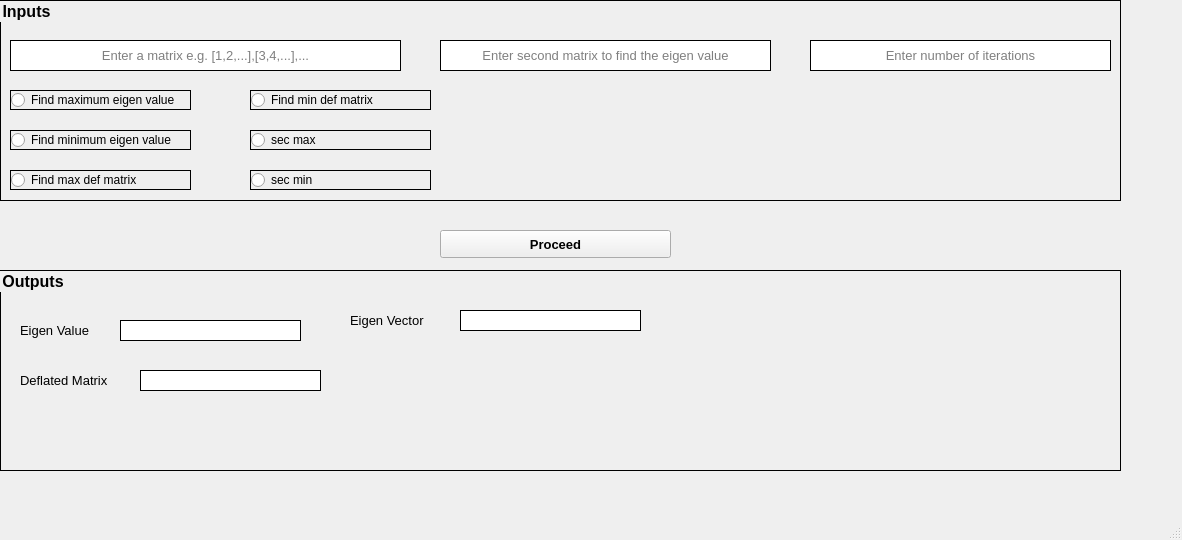
Qt form eigenvalue.ui (yousefsawy/NumericalAnalysis) before a commit.
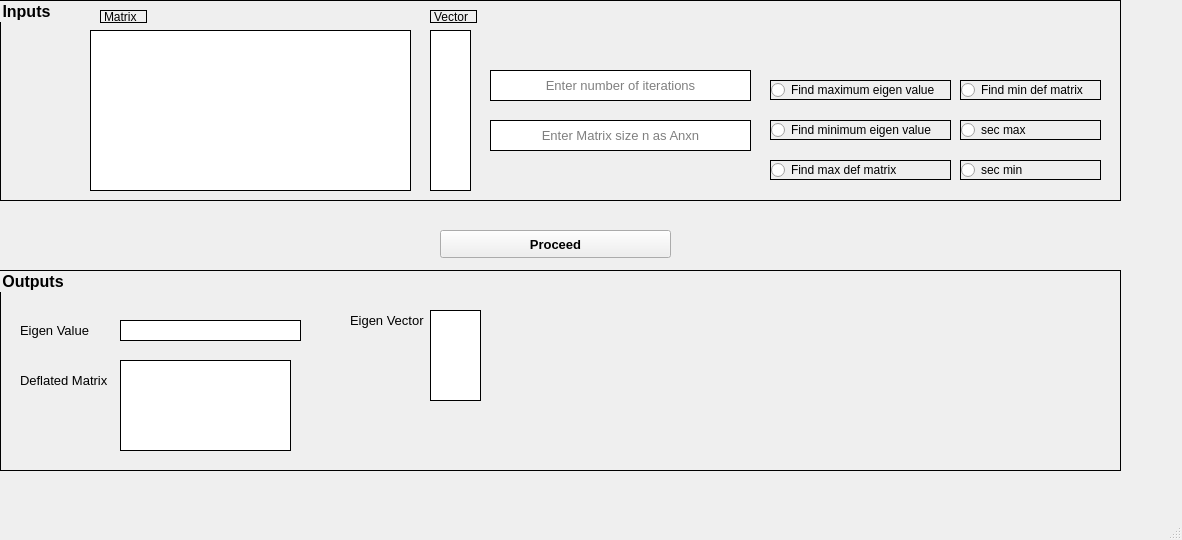
The same form after that commit.

Patch:
```diff
--- a/eigenvalue.ui
+++ b/eigenvalue.ui
@@ -38,33 +38,12 @@
     <property name="title">
      <string>Inputs</string>
     </property>
-    <widget class="QLineEdit" name="lineEdit">
-     <property name="geometry">
-      <rect>
-       <x>10</x>
-       <y>40</y>
-       <width>391</width>
-       <height>31</height>
-      </rect>
-     </property>
-     <property name="font">
-      <font>
-       <pointsize>10</pointsize>
-      </font>
-     </property>
-     <property name="alignment">
-      <set>Qt::AlignCenter</set>
-     </property>
-     <property name="placeholderText">
-      <string>Enter a matrix e.g. [1,2,...],[3,4,...],...</string>
-     </property>
-    </widget>
     <widget class="QLineEdit" name="lineEdit_2">
      <property name="geometry">
       <rect>
-       <x>440</x>
-       <y>40</y>
-       <width>331</width>
+       <x>490</x>
+       <y>120</y>
+       <width>261</width>
        <height>31</height>
       </rect>
      </property>
@@ -73,19 +52,22 @@
        <pointsize>10</pointsize>
       </font>
      </property>
+     <property name="text">
+      <string/>
+     </property>
      <property name="alignment">
       <set>Qt::AlignCenter</set>
      </property>
      <property name="placeholderText">
-      <string>Enter second matrix to find the eigen value</string>
+      <string>Enter Matrix size n as Anxn</string>
      </property>
     </widget>
     <widget class="QLineEdit" name="lineEdit_3">
      <property name="geometry">
       <rect>
-       <x>810</x>
-       <y>40</y>
-       <width>301</width>
+       <x>490</x>
+       <y>70</y>
+       <width>261</width>
        <height>31</height>
       </rect>
      </property>
@@ -104,8 +86,8 @@
     <widget class="QRadioButton" name="radioButton">
      <property name="geometry">
       <rect>
-       <x>10</x>
-       <y>90</y>
+       <x>770</x>
+       <y>80</y>
        <width>181</width>
        <height>20</height>
       </rect>
@@ -117,8 +99,8 @@
     <widget class="QRadioButton" name="radioButton_2">
      <property name="geometry">
       <rect>
-       <x>10</x>
-       <y>130</y>
+       <x>770</x>
+       <y>120</y>
        <width>181</width>
        <height>20</height>
       </rect>
@@ -130,8 +112,8 @@
     <widget class="QRadioButton" name="radioButton_3">
      <property name="geometry">
       <rect>
-       <x>10</x>
-       <y>170</y>
+       <x>770</x>
+       <y>160</y>
        <width>181</width>
        <height>20</height>
       </rect>
@@ -143,9 +125,9 @@
     <widget class="QRadioButton" name="radioButton_4">
      <property name="geometry">
       <rect>
-       <x>250</x>
-       <y>90</y>
-       <width>181</width>
+       <x>960</x>
+       <y>80</y>
+       <width>141</width>
        <height>20</height>
       </rect>
      </property>
@@ -156,9 +138,9 @@
     <widget class="QRadioButton" name="radioButton_5">
      <property name="geometry">
       <rect>
-       <x>250</x>
-       <y>130</y>
-       <width>181</width>
+       <x>960</x>
+       <y>120</y>
+       <width>141</width>
        <height>20</height>
       </rect>
      </property>
@@ -169,9 +151,9 @@
     <widget class="QRadioButton" name="radioButton_6">
      <property name="geometry">
       <rect>
-       <x>250</x>
-       <y>170</y>
-       <width>181</width>
+       <x>960</x>
+       <y>160</y>
+       <width>141</width>
        <height>20</height>
       </rect>
      </property>
@@ -179,6 +161,52 @@
       <string>sec min</string>
      </property>
     </widget>
+    <widget class="QTableWidget" name="tableWidget">
+     <property name="geometry">
+      <rect>
+       <x>90</x>
+       <y>30</y>
+       <width>321</width>
+       <height>161</height>
+      </rect>
+     </property>
+    </widget>
+    <widget class="QLabel" name="label_2">
+     <property name="geometry">
+      <rect>
+       <x>100</x>
+       <y>10</y>
+       <width>47</width>
+       <height>13</height>
+      </rect>
+     </property>
+     <property name="text">
+      <string>Matrix</string>
+     </property>
+    </widget>
+    <widget class="QTableWidget" name="tableWidget_2">
+     <property name="geometry">
+      <rect>
+       <x>430</x>
+       <y>30</y>
+       <width>41</width>
+       <height>161</height>
+      </rect>
+     </property>
+    </widget>
+    <widget class="QLabel" name="label_3">
+     <property name="geometry">
+      <rect>
+       <x>430</x>
+       <y>10</y>
+       <width>47</width>
+       <height>13</height>
+      </rect>
+     </property>
+     <property name="text">
+      <string>Vector</string>
+     </property>
+    </widget>
    </widget>
    <widget class="QLabel" name="label">
     <property name="geometry">
@@ -285,38 +313,6 @@
       <string>Deflated Matrix</string>
      </property>
     </widget>
-    <widget class="QTextBrowser" name="textBrowser_2">
-     <property name="geometry">
-      <rect>
-       <x>140</x>
-       <y>100</y>
-       <width>181</width>
-       <height>21</height>
-      </rect>
-     </property>
-     <property name="verticalScrollBarPolicy">
-      <enum>Qt::ScrollBarAlwaysOff</enum>
-     </property>
-     <property name="horizontalScrollBarPolicy">
-      <enum>Qt::ScrollBarAlwaysOff</enum>
-     </property>
-    </widget>
-    <widget class="QTextBrowser" name="textBrowser_3">
-     <property name="geometry">
-      <rect>
-       <x>460</x>
-       <y>40</y>
-       <width>181</width>
-       <height>21</height>
-      </rect>
-     </property>
-     <property name="verticalScrollBarPolicy">
-      <enum>Qt::ScrollBarAlwaysOff</enum>
-     </property>
-     <property name="horizontalScrollBarPolicy">
-      <enum>Qt::ScrollBarAlwaysOff</enum>
-     </property>
-    </widget>
     <widget class="QLabel" name="label_7">
      <property name="geometry">
       <rect>
@@ -343,6 +339,26 @@
       <string>Eigen Vector</string>
      </property>
     </widget>
+    <widget class="QTableWidget" name="tableWidget_3">
+     <property name="geometry">
+      <rect>
+       <x>120</x>
+       <y>90</y>
+       <width>171</width>
+       <height>91</height>
+      </rect>
+     </property>
+    </widget>
+    <widget class="QTableWidget" name="tableWidget_4">
+     <property name="geometry">
+      <rect>
+       <x>430</x>
+       <y>40</y>
+       <width>51</width>
+       <height>91</height>
+      </rect>
+     </property>
+    </widget>
    </widget>
    <widget class="QPushButton" name="pushButton">
     <property name="enabled">
```
Left out of the diff: 2 changed lines with no effect on the pictures.
